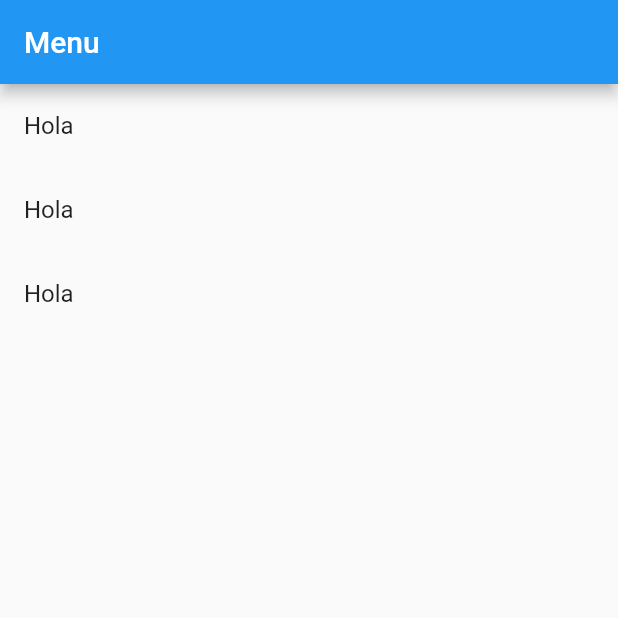
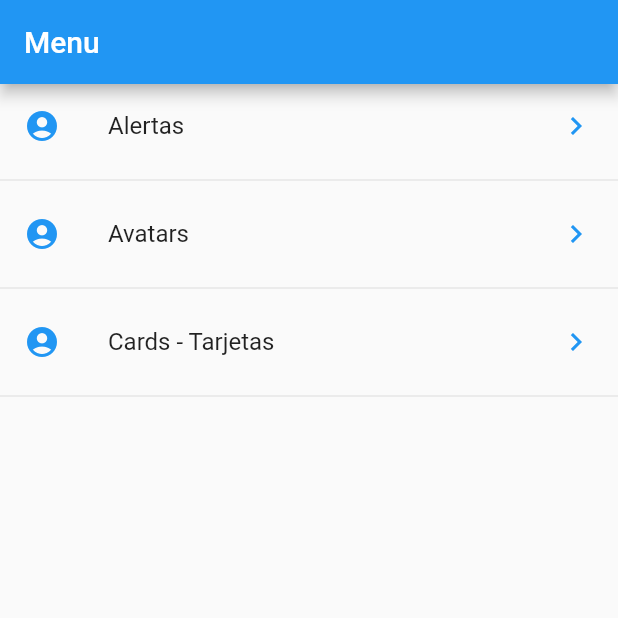
Before and after one commit to QuispeRosasGabriel/flutter_components, a Flutter app: the screen it shows after launch, on a phone screen of 412 x 824 dp, the top half of it. Run offline on Flutter 3.47's test engine with Material 2 defaults, Android fonts, the phone set to English and light mode, and no system bars.

Commit message:
seteando json values

```diff
--- a/lib/src/pages/home_page.dart
+++ b/lib/src/pages/home_page.dart
@@ -11,15 +11,34 @@ class HomePage extends StatelessWidget {
   }
 
   Widget _lista() {
-    menuProvider.cargarData().then((resp) {});
-    return ListView(children: _crearMenu());
+    // menuProvider.cargarData();
+
+    return FutureBuilder(
+      future: menuProvider.cargarData(),
+      initialData: [],
+      builder: (BuildContext context, AsyncSnapshot<List<dynamic>> snapshot) {
+        return ListView(children: _crearMenu(snapshot.data));
+      },
+    );
   }
 
-  List<Widget> _crearMenu() {
-    return [
-      ListTile(title: Text("Hola")),
-      ListTile(title: Text("Hola")),
-      ListTile(title: Text("Hola")),
-    ];
+  List<Widget> _crearMenu(List<dynamic> data) {
+    final List<Widget> opciones = [];
+    data.forEach((opt) {
+      final widgetTemp = ListTile(
+        title: Text(opt['texto']),
+        leading: Icon(
+          Icons.account_circle,
+          color: Colors.blue,
+        ),
+        trailing: Icon(
+          Icons.keyboard_arrow_right,
+          color: Colors.blue,
+        ),
+        onTap: () {},
+      );
+      opciones..add(widgetTemp)..add(Divider());
+    });
+    return opciones;
   }
 }
```
